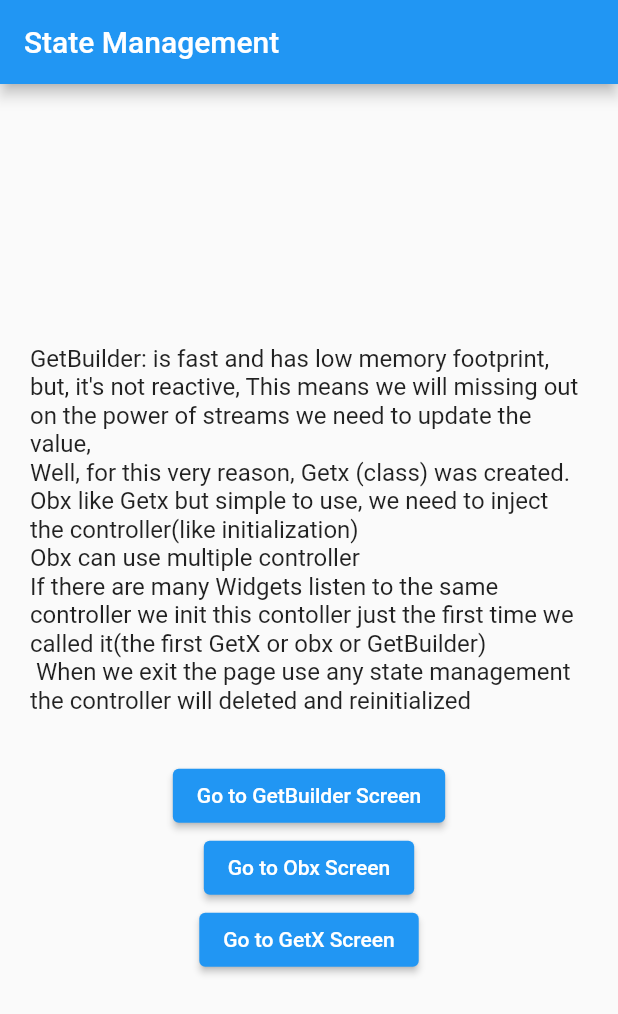
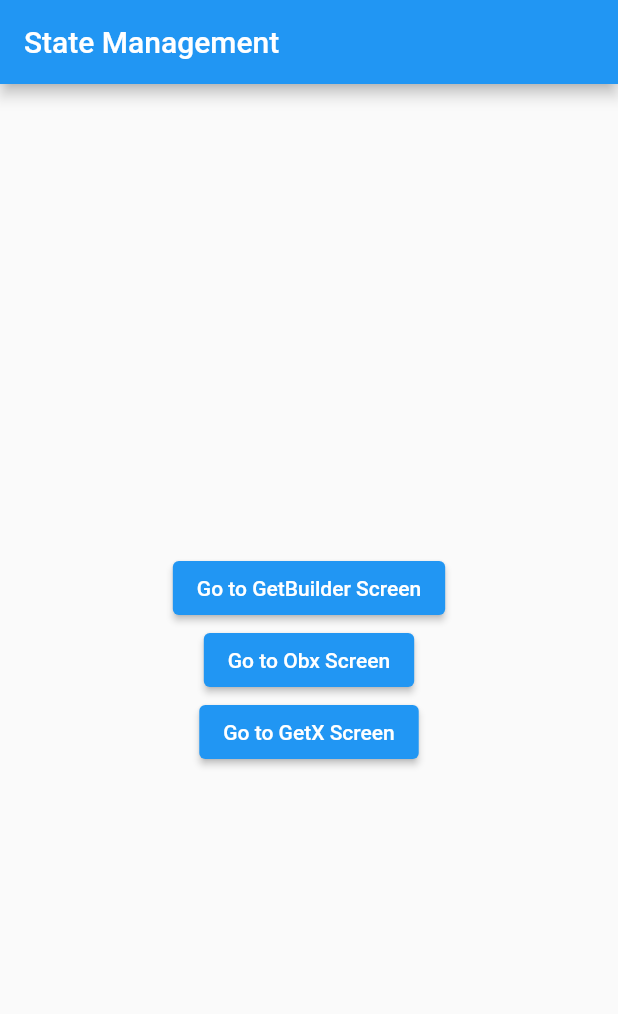
Before and after one commit to BayloDev/getx, a Flutter app: the StateManagementPage screen opened directly, on a phone screen of 412 x 824 dp. Shown: the top 1014 px of the screen. Run offline on Flutter 3.47's test engine with Material 2 defaults, Android fonts, the phone set to English and light mode, and no system bars; our stand-ins replace get, shared_preferences; accounts and stored records are empty.

Commit message:
Update state_management.dart

```diff
--- a/lib/view/state_management/state_management.dart
+++ b/lib/view/state_management/state_management.dart
@@ -19,13 +19,7 @@ class StateManagementPage extends StatelessWidget {
           child: Column(
             mainAxisAlignment: MainAxisAlignment.center,
             children: [
-              const Text(
-                'GetBuilder: is fast and has low memory footprint, but, it\'s not reactive, This means we will missing out on the power of streams we need to update the value,\nWell, for this very reason, Getx (class) was created.\nObx like Getx but simple to use, we need to inject the controller(like initialization) \nObx can use multiple controller \nIf there are many Widgets listen to the same controller we init this contoller just the first time we called it(the first GetX or obx or GetBuilder)\n When we exit the page use any state management the controller will deleted and reinitialized',
-                style: TextStyle(
-                  fontSize: 16,
-                ),
-              ),
-              const SizedBox(height: 30),
+
               Column(
                 mainAxisAlignment: MainAxisAlignment.center,
                 children: [
```
